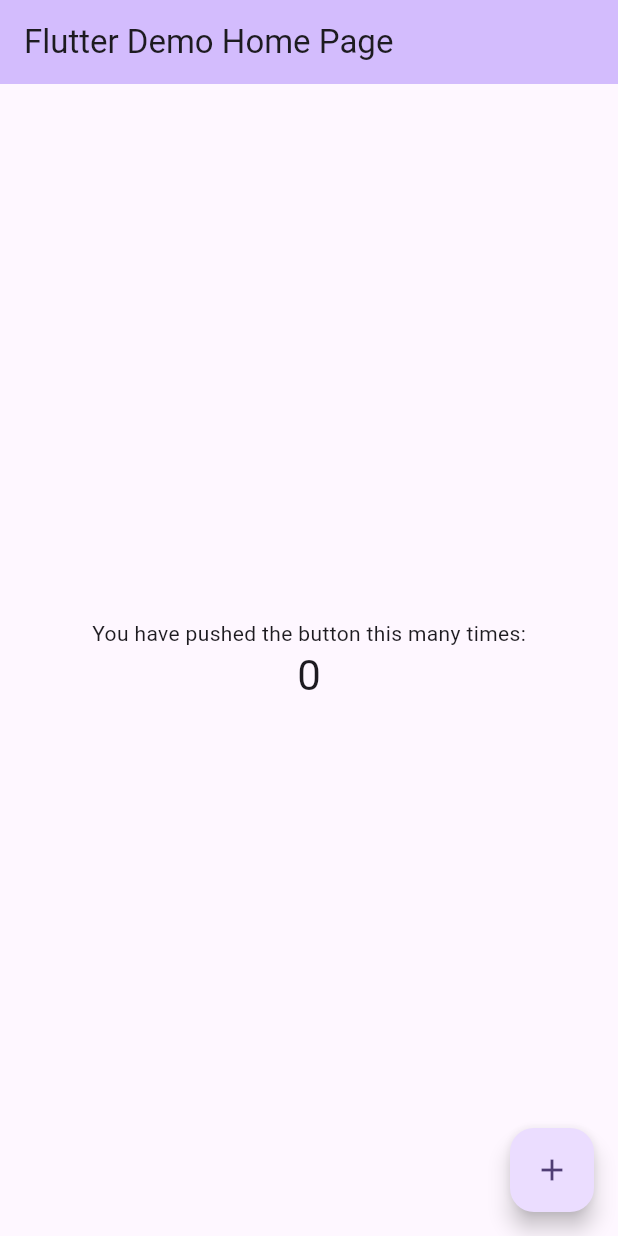
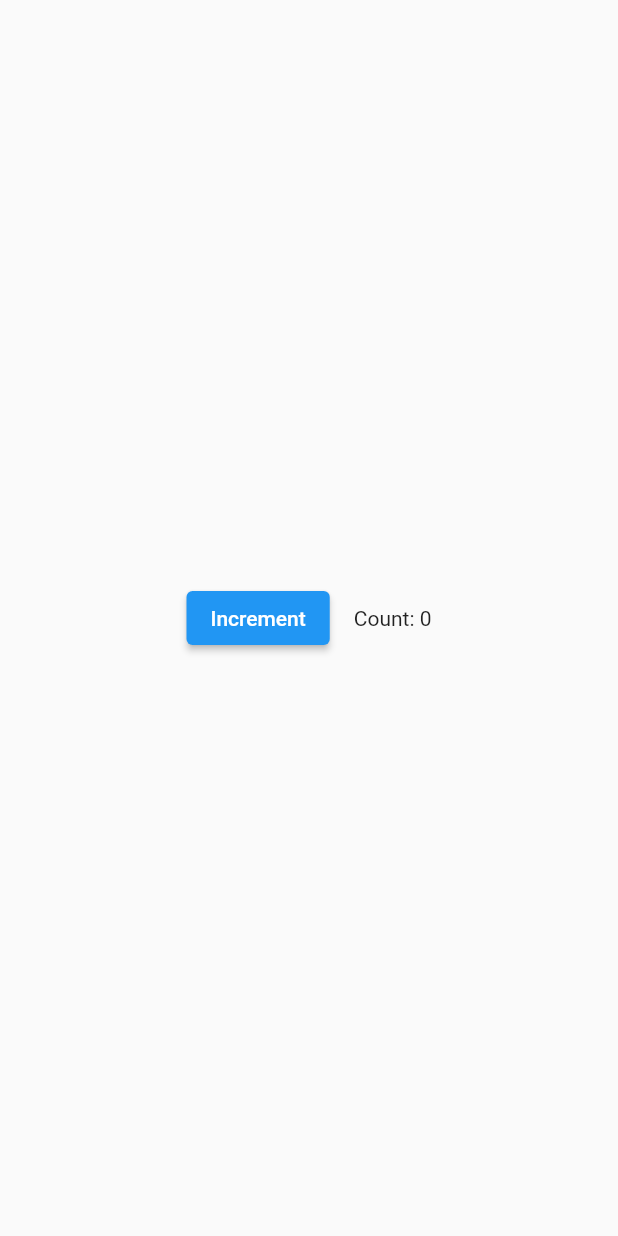
Before and after one commit to adsoftsito/widgets, a Flutter app: the screen it shows after launch, on a phone screen of 412 x 824 dp. Run offline on Flutter 3.47's test engine with Material 2 defaults, Android fonts, the phone set to English and light mode, and no system bars.

Commit message:
init widget input

```diff
--- a/lib/main.dart
+++ b/lib/main.dart
@@ -1,125 +1,64 @@
 import 'package:flutter/material.dart';
 
-void main() {
-  runApp(const MyApp());
+class Counter extends StatefulWidget {
+  // This class is the configuration for the state.
+  // It holds the values (in this case nothing) provided
+  // by the parent and used by the build  method of the
+  // State. Fields in a Widget subclass are always marked
+  // "final".
+
+  const Counter({super.key});
+
+  @override
+  State<Counter> createState() => _CounterState();
 }
 
-class MyApp extends StatelessWidget {
-  const MyApp({super.key});
-
-  // This widget is the root of your application.
-  @override
-  Widget build(BuildContext context) {
-    return MaterialApp(
-      title: 'Flutter Demo',
-      theme: ThemeData(
-        // This is the theme of your application.
-        //
-        // TRY THIS: Try running your application with "flutter run". You'll see
-        // the application has a blue toolbar. Then, without quitting the app,
-        // try changing the seedColor in the colorScheme below to Colors.green
-        // and then invoke "hot reload" (save your changes or press the "hot
-        // reload" button in a Flutter-supported IDE, or press "r" if you used
-        // the command line to start the app).
-        //
-        // Notice that the counter didn't reset back to zero; the application
-        // state is not lost during the reload. To reset the state, use hot
-        // restart instead.
-        //
-        // This works for code too, not just values: Most code changes can be
-        // tested with just a hot reload.
-        colorScheme: ColorScheme.fromSeed(seedColor: Colors.deepPurple),
-        useMaterial3: true,
-      ),
-      home: const MyHomePage(title: 'Flutter Demo Home Page'),
-    );
-  }
-}
-
-class MyHomePage extends StatefulWidget {
-  const MyHomePage({super.key, required this.title});
-
-  // This widget is the home page of your application. It is stateful, meaning
-  // that it has a State object (defined below) that contains fields that affect
-  // how it looks.
-
-  // This class is the configuration for the state. It holds the values (in this
-  // case the title) provided by the parent (in this case the App widget) and
-  // used by the build method of the State. Fields in a Widget subclass are
-  // always marked "final".
-
-  final String title;
-
-  @override
-  State<MyHomePage> createState() => _MyHomePageState();
-}
-
-class _MyHomePageState extends State<MyHomePage> {
+class _CounterState extends State<Counter> {
   int _counter = 0;
 
-  void _incrementCounter() {
+  void _increment() {
     setState(() {
-      // This call to setState tells the Flutter framework that something has
-      // changed in this State, which causes it to rerun the build method below
-      // so that the display can reflect the updated values. If we changed
-      // _counter without calling setState(), then the build method would not be
-      // called again, and so nothing would appear to happen.
+      // This call to setState tells the Flutter framework
+      // that something has changed in this State, which
+      // causes it to rerun the build method below so that
+      // the display can reflect the updated values. If you
+      // change _counter without calling setState(), then
+      // the build method won't be called again, and so
+      // nothing would appear to happen.
       _counter++;
     });
   }
 
   @override
   Widget build(BuildContext context) {
-    // This method is rerun every time setState is called, for instance as done
-    // by the _incrementCounter method above.
-    //
-    // The Flutter framework has been optimized to make rerunning build methods
-    // fast, so that you can just rebuild anything that needs updating rather
-    // than having to individually change instances of widgets.
-    return Scaffold(
-      appBar: AppBar(
-        // TRY THIS: Try changing the color here to a specific color (to
-        // Colors.amber, perhaps?) and trigger a hot reload to see the AppBar
-        // change color while the other colors stay the same.
-        backgroundColor: Theme.of(context).colorScheme.inversePrimary,
-        // Here we take the value from the MyHomePage object that was created by
-        // the App.build method, and use it to set our appbar title.
-        title: Text(widget.title),
-      ),
-      body: Center(
-        // Center is a layout widget. It takes a single child and positions it
-        // in the middle of the parent.
-        child: Column(
-          // Column is also a layout widget. It takes a list of children and
-          // arranges them vertically. By default, it sizes itself to fit its
-          // children horizontally, and tries to be as tall as its parent.
-          //
-          // Column has various properties to control how it sizes itself and
-          // how it positions its children. Here we use mainAxisAlignment to
-          // center the children vertically; the main axis here is the vertical
-          // axis because Columns are vertical (the cross axis would be
-          // horizontal).
-          //
-          // TRY THIS: Invoke "debug painting" (choose the "Toggle Debug Paint"
-          // action in the IDE, or press "p" in the console), to see the
-          // wireframe for each widget.
-          mainAxisAlignment: MainAxisAlignment.center,
-          children: <Widget>[
-            const Text(
-              'You have pushed the button this many times:',
-            ),
-            Text(
-              '$_counter',
-              style: Theme.of(context).textTheme.headlineMedium,
-            ),
-          ],
+    // This method is rerun every time setState is called,
+    // for instance, as done by the _increment method above.
+    // The Flutter framework has been optimized to make
+    // rerunning build methods fast, so that you can just
+    // rebuild anything that needs updating rather than
+    // having to individually changes instances of widgets.
+    return Row(
+      mainAxisAlignment: MainAxisAlignment.center,
+      children: <Widget>[
+        ElevatedButton(
+          onPressed: _increment,
+          child: const Text('Increment'),
         ),
-      ),
-      floatingActionButton: FloatingActionButton(
-        onPressed: _incrementCounter,
-        tooltip: 'Increment',
-        child: const Icon(Icons.add),
-      ), // This trailing comma makes auto-formatting nicer for build methods.
+        const SizedBox(width: 16),
+        Text('Count: $_counter'),
+      ],
     );
   }
 }
+
+void main() {
+  runApp(
+    const MaterialApp(
+      home: Scaffold(
+        body: Center(
+          child: Counter(),
+        ),
+      ),
+    ),
+  );
+}
```
